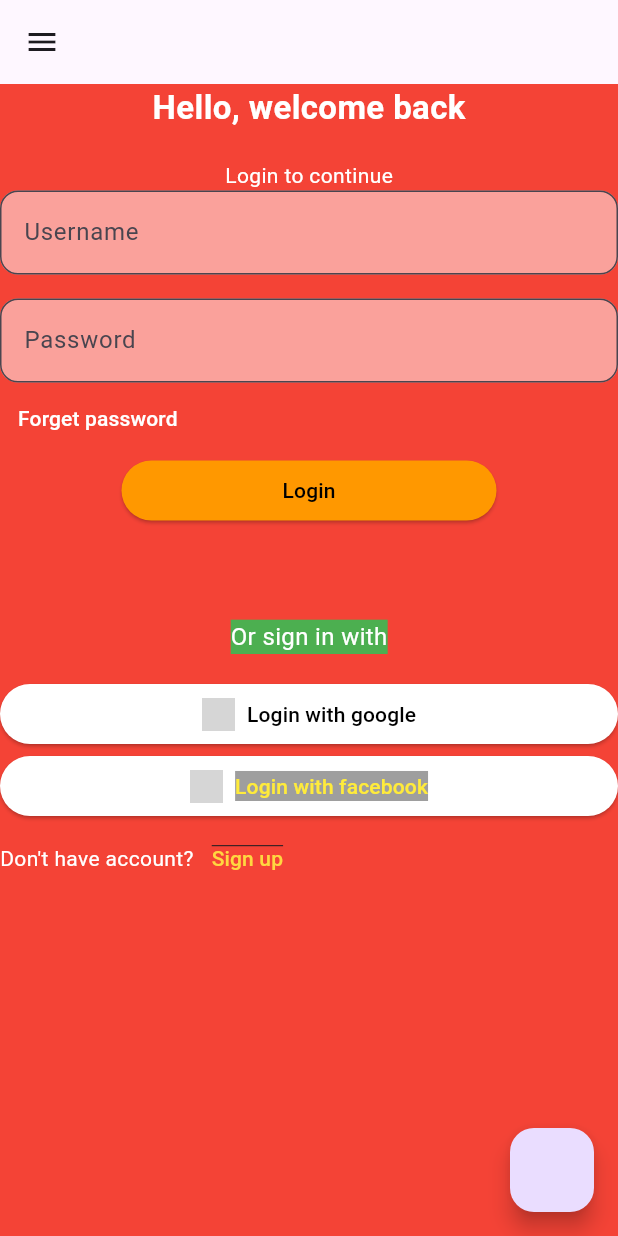
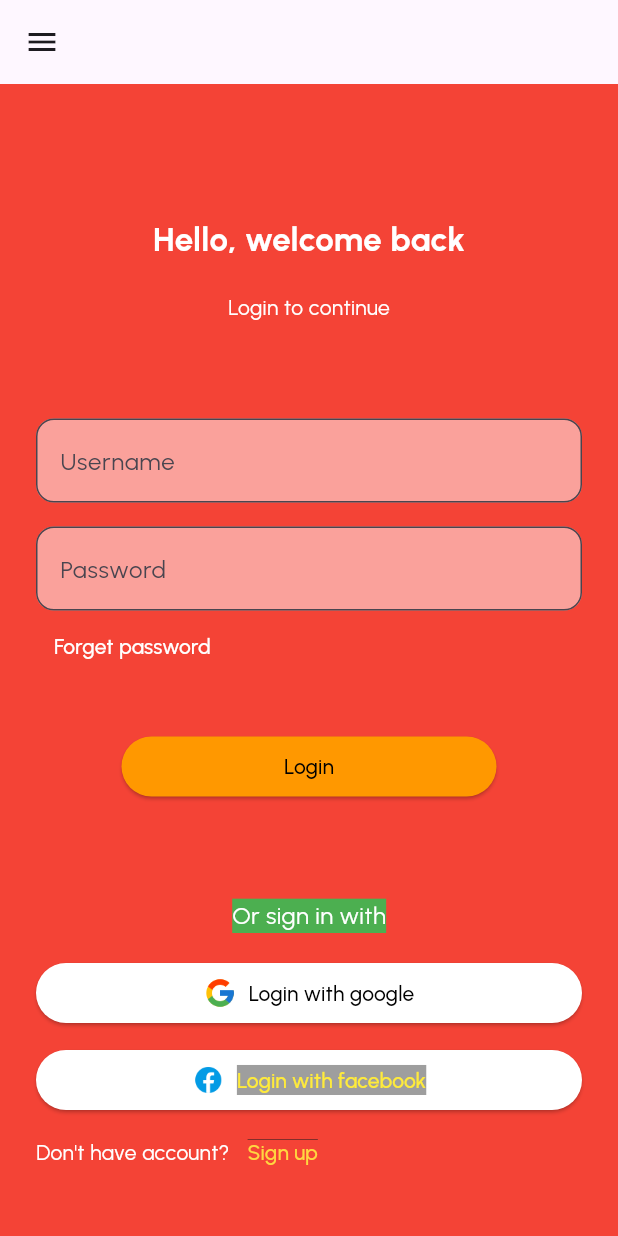
Before and after one commit to geraldwang-spec/flutter_project, a Flutter app: the screen it shows after launch, on a phone screen of 412 x 824 dp. Run offline on Flutter 3.47's test engine with Material 3 defaults, Android fonts, the phone set to English and light mode, and no system bars; grey boxes are pictures that could not be loaded.

Commit message:
modify login page

```diff
--- /dev/null
+++ b/flutter_example/lib/loginEx/pages/home_page.dart
@@ -0,0 +1,22 @@
+import 'package:flutter/material.dart';
+import 'package:flutter_example/styles/app_colors.dart';
+
+class HomePage extends StatelessWidget {
+  const HomePage({super.key});
+
+  @override
+  Widget build(BuildContext context) {
+    return Scaffold(
+      appBar: AppBar(
+        backgroundColor: AppColors.background,
+        title: Text('5 minuteflutter', style: TextStyle(color: AppColors.font)),
+        centerTitle: true,
+        actions: [
+          Icon(Icons.location_on_outlined, color: Colors.white),
+          Icon(Icons.home_mini_outlined),
+        ],
+      ),
+      body: Container(),
+    );
+  }
+}
--- /dev/null
+++ b/flutter_example/lib/loginEx/pages/login_page.dart
@@ -0,0 +1,193 @@
+import 'package:flutter/material.dart';
+import 'package:flutter_example/loginEx/pages/home_page.dart';
+
+class LoginPage extends StatelessWidget {
+  const LoginPage({super.key});
+
+  @override
+  Widget build(BuildContext context) {
+    print(MediaQuery.of(context).size.height);
+    return Scaffold(
+      appBar: AppBar(),
+      //floatingActionButton: FloatingActionButton(onPressed: () {}),
+      backgroundColor: Colors.red,
+      drawer: Container(width: 400, height: 500, color: Colors.grey),
+      body: SingleChildScrollView(
+        child: SizedBox(
+          height: MediaQuery.of(context).size.height,
+          child: Padding(
+            padding: EdgeInsets.all(24),
+            child: Column(
+              children: [
+                Spacer(),
+                Text(
+                  "Hello, welcome back",
+                  style: TextStyle(
+                    color: Colors.white,
+                    fontSize: 22,
+                    fontWeight: FontWeight.bold,
+                    //fontFamily: 'Urbanist',
+                  ),
+                ),
+                SizedBox(
+                  height: 20,
+                  //width: 500,
+                  //child: Text("this is text from test sizbox"),
+                ),
+                Text(
+                  "Login to continue",
+                  style: TextStyle(color: Colors.white),
+                ),
+                Spacer(),
+                TextField(
+                  decoration: InputDecoration(
+                    hintText: "Username",
+                    border: OutlineInputBorder(
+                      borderRadius: BorderRadius.all(Radius.circular(12)),
+                    ),
+                    filled: true,
+                    fillColor: Colors.white.withOpacity(0.5),
+                  ),
+                ),
+                SizedBox(height: 16),
+                TextField(
+                  decoration: InputDecoration(
+                    hintText: "Password",
+                    border: OutlineInputBorder(
+                      borderRadius: BorderRadius.all(Radius.circular(12)),
+                    ),
+                    filled: true,
+                    fillColor: Colors.white.withOpacity(0.5),
+                  ),
+                ),
+                Align(
+                  alignment: Alignment.centerLeft,
+                  child: TextButton(
+                    onPressed: () {
+                      print("forget button");
+                    },
+                    style: TextButton.styleFrom(foregroundColor: Colors.white),
+                    child: Text("Forget password"),
+                  ),
+                ),
+                SizedBox(height: 32),
+                SizedBox(
+                  width: 250,
+                  child: ElevatedButton(
+                    onPressed: () {
+                      // navigator way1
+                      //Navigator.of(context).push(
+                      //  MaterialPageRoute(
+                      //    builder: (context) {
+                      //      return HomePage();
+                      //    },
+                      //  ),
+                      //);
+                      // navigator way2
+                      //Navigator.of(context).pushNamed('/home');
+                      // navigator way3
+                      Navigator.of(context).pushReplacementNamed('/home');
+                    },
+                    style: ElevatedButton.styleFrom(
+                      backgroundColor: Colors.orange,
+                      foregroundColor: Colors.black,
+                    ),
+                    child: Text("Login"),
+                  ),
+                ),
+                //SizedBox(height: 62),
+                Spacer(),
+                Text(
+                  "Or sign in with",
+                  style: TextStyle(
+                    color: Colors.white,
+                    fontSize: 16,
+                    backgroundColor: Colors.green,
+                  ),
+                ),
+                SizedBox(height: 16),
+                ElevatedButton(
+                  onPressed: () {
+                    print("google login button");
+                  },
+                  style: ElevatedButton.styleFrom(
+                    backgroundColor: Colors.white,
+                    foregroundColor: Colors.black,
+                    shape: RoundedRectangleBorder(
+                      borderRadius: BorderRadius.all(Radius.circular(50)),
+                    ),
+                  ),
+                  child: Row(
+                    mainAxisAlignment: MainAxisAlignment.center,
+                    children: [
+                      Image.asset(
+                        'images/icons8-google-48.png',
+                        width: 22,
+                        height: 22,
+                      ),
+                      SizedBox(width: 8),
+                      Text("Login with google"),
+                    ],
+                  ),
+                ),
+                SizedBox(height: 10),
+                ElevatedButton(
+                  onPressed: () {
+                    print("facebook login button");
+                  },
+                  style: ElevatedButton.styleFrom(
+                    backgroundColor: Colors.white,
+                    foregroundColor: Colors.black,
+                    shape: RoundedRectangleBorder(
+                      borderRadius: BorderRadius.circular(50),
+                    ),
+                  ),
+                  child: Row(
+                    mainAxisAlignment: MainAxisAlignment.center,
+                    children: [
+                      Image.asset(
+                        'images/icons8-facebook-48.png',
+                        width: 22,
+                        height: 22,
+                      ),
+                      SizedBox(width: 8),
+                      Text(
+                        "Login with facebook",
+                        style: TextStyle(
+                          color: Colors.yellow,
+                          fontSize: 14,
+                          backgroundColor: Colors.grey,
+                        ),
+                      ),
+                    ],
+                  ),
+                ),
+                Row(
+                  children: [
+                    Text(
+                      "Don't have account?",
+                      style: TextStyle(color: Colors.white),
+                    ),
+                    TextButton(
+                      onPressed: () {
+                        print("no account button");
+                      },
+                      style: TextButton.styleFrom(
+                        foregroundColor: Colors.amberAccent,
+                      ),
+                      child: Text(
+                        "Sign up",
+                        style: TextStyle(decoration: TextDecoration.overline),
+                      ),
+                    ),
+                  ],
+                ),
+                Spacer(),
+              ],
+            ),
+          ),
+        ),
+      ),
+    );
+  }
+}
--- a/flutter_example/lib/login_example.dart
+++ b/flutter_example/lib/login_example.dart
@@ -1,5 +1,8 @@
 import 'package:flutter/material.dart';
 import 'package:flutter/rendering.dart';
+import 'package:flutter_example/loginEx/pages/home_page.dart';
+import 'package:flutter_example/styles/app_colors.dart';
+import 'package:flutter_example/loginEx/pages/login_page.dart';
 
 class loginPractise {
   void executeExample(int i) {
@@ -16,167 +19,15 @@ class loginExample1 extends StatelessWidget {
   const loginExample1({super.key});
   @override
   Widget build(BuildContext context) {
-    return MaterialApp(home: LoginPage());
-  }
-}
-
-class LoginPage extends StatelessWidget {
-  const LoginPage({super.key});
-
-  @override
-  Widget build(BuildContext context) {
-    return Scaffold(
-      appBar: AppBar(),
-      floatingActionButton: FloatingActionButton(onPressed: () {}),
-      backgroundColor: Colors.red,
-      drawer: Container(width: 400, height: 500, color: Colors.grey),
-      body: Column(
-        children: [
-          Text(
-            "Hello, welcome back",
-            style: TextStyle(
-              color: Colors.white,
-              fontSize: 22,
-              fontWeight: FontWeight.bold,
-            ),
-          ),
-          SizedBox(
-            height: 20,
-            //width: 500,
-            //child: Text("this is text from test sizbox"),
-          ),
-          Text("Login to continue", style: TextStyle(color: Colors.white)),
-          TextField(
-            decoration: InputDecoration(
-              hintText: "Username",
-              border: OutlineInputBorder(
-                borderRadius: BorderRadius.all(Radius.circular(12)),
-              ),
-              filled: true,
-              fillColor: Colors.white.withOpacity(0.5),
-            ),
-          ),
-          SizedBox(height: 16),
-          TextField(
-            decoration: InputDecoration(
-              hintText: "Password",
-              border: OutlineInputBorder(
-                borderRadius: BorderRadius.all(Radius.circular(12)),
-              ),
-              filled: true,
-              fillColor: Colors.white.withOpacity(0.5),
-            ),
-          ),
-          Align(
-            alignment: Alignment.centerLeft,
-            child: TextButton(
-              onPressed: () {
-                print("forget button");
-              },
-              style: TextButton.styleFrom(foregroundColor: Colors.white),
-              child: Text("Forget password"),
-            ),
-          ),
-          SizedBox(
-            width: 250,
-            child: ElevatedButton(
-              onPressed: () {
-                print("login button");
-              },
-              style: ElevatedButton.styleFrom(
-                backgroundColor: Colors.orange,
-                foregroundColor: Colors.black,
-              ),
-              child: Text("Login"),
-            ),
-          ),
-          SizedBox(height: 62),
-          Text(
-            "Or sign in with",
-            style: TextStyle(
-              color: Colors.white,
-              fontSize: 16,
-              backgroundColor: Colors.green,
-            ),
-          ),
-          SizedBox(height: 16),
-          ElevatedButton(
-            onPressed: () {
-              print("google login button");
-            },
-            style: ElevatedButton.styleFrom(
-              backgroundColor: Colors.white,
-              foregroundColor: Colors.black,
-              shape: RoundedRectangleBorder(
-                borderRadius: BorderRadius.all(Radius.circular(50)),
-              ),
-            ),
-            child: Row(
-              mainAxisAlignment: MainAxisAlignment.center,
-              children: [
-                Image.asset(
-                  'images/icons8-google-48.png',
-                  width: 22,
-                  height: 22,
-                ),
-                SizedBox(width: 8),
-                Text("Login with google"),
-              ],
-            ),
-          ),
-          ElevatedButton(
-            onPressed: () {
-              print("facebook login button");
-            },
-            style: ElevatedButton.styleFrom(
-              backgroundColor: Colors.white,
-              foregroundColor: Colors.black,
-              shape: RoundedRectangleBorder(
-                borderRadius: BorderRadius.circular(50),
-              ),
-            ),
-            child: Row(
-              mainAxisAlignment: MainAxisAlignment.center,
-              children: [
-                Image.asset(
-                  'images/icons8-facebook-48.png',
-                  width: 22,
-                  height: 22,
-                ),
-                SizedBox(width: 8),
-                Text(
-                  "Login with facebook",
-                  style: TextStyle(
-                    color: Colors.yellow,
-                    fontSize: 14,
-                    backgroundColor: Colors.grey,
-                  ),
-                ),
-              ],
-            ),
-          ),
-          Row(
-            children: [
-              Text(
-                "Don't have account?",
-                style: TextStyle(color: Colors.white),
-              ),
-              TextButton(
-                onPressed: () {
-                  print("no account button");
-                },
-                style: TextButton.styleFrom(
-                  foregroundColor: Colors.amberAccent,
-                ),
-                child: Text(
-                  "Sign up",
-                  style: TextStyle(decoration: TextDecoration.overline),
-                ),
-              ),
-            ],
-          ),
-        ],
+    return MaterialApp(
+      debugShowCheckedModeBanner: false,
+      theme: ThemeData(
+        fontFamily: 'Urbanist',
+        scaffoldBackgroundColor: AppColors.background,
       ),
+      //home: LoginPage(),
+      initialRoute: '/',
+      routes: {'/': (context) => LoginPage(), '/home': (context) => HomePage()},
     );
   }
 }
--- /dev/null
+++ b/flutter_example/lib/styles/app_colors.dart
@@ -0,0 +1,12 @@
+import 'package:flutter/material.dart';
+
+class AppColors {
+  static const primary = Color(0xFFFBD512);
+  static const font = Color(0xFFD8D8D8);
+  static const font2 = Color(0xFF373737);
+  static const disableFont = Color(0xFFA7A7A7);
+  static const disableButton = Color(0xFF303030);
+  static const background = Color(0xFF1A2947);
+  static const black = Color(0xFF000000);
+  static const white = Color(0xFFffffff);
+}
```
Also changed, not shown: flutter_example/pubspec.yaml (+19 -6 lines), flutter_example/assert/fonts/Urbanist-Black.ttf (added), flutter_example/assert/fonts/Urbanist-Bold.ttf (added), flutter_example/assert/fonts/Urbanist-ExtraBold.ttf (added), flutter_example/assert/fonts/Urbanist-Light.ttf (added), flutter_example/assert/fonts/Urbanist-Medium.ttf (added), flutter_example/assert/fonts/Urbanist-Regular.ttf (added), flutter_example/assert/fonts/Urbanist-SemiBold.ttf (added), flutter_example/images/icons8-facebook-48.png (added), flutter_example/images/icons8-google-48.png (added).
